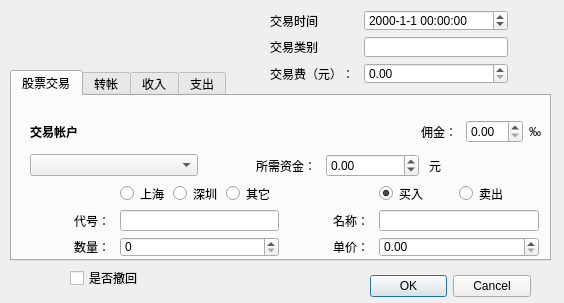
Imrono/myFinance, file myFinanceExchangeWindow.ui: the form before one commit.
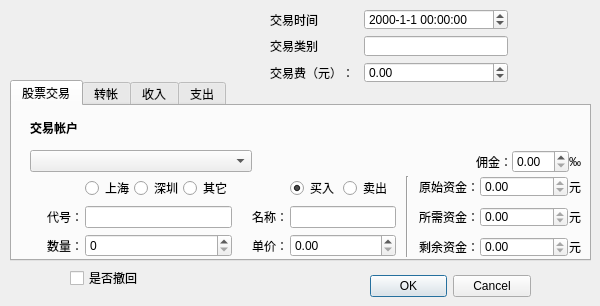
The form after the commit.

```diff
--- a/myFinanceExchangeWindow.ui
+++ b/myFinanceExchangeWindow.ui
@@ -6,8 +6,8 @@
    <rect>
     <x>0</x>
     <y>0</y>
-    <width>564</width>
-    <height>303</height>
+    <width>600</width>
+    <height>306</height>
    </rect>
   </property>
   <property name="windowTitle">
@@ -36,7 +36,7 @@
    <property name="geometry">
     <rect>
      <x>270</x>
-     <y>10</y>
+     <y>9</y>
      <width>238</width>
      <height>74</height>
     </rect>
@@ -94,6 +94,9 @@
     </item>
     <item row="2" column="1">
      <widget class="QDoubleSpinBox" name="exchangeFeeSpinBox">
+      <property name="minimum">
+       <double>-100000.000000000000000</double>
+      </property>
       <property name="maximum">
        <double>100000.000000000000000</double>
       </property>
@@ -105,9 +108,9 @@
    <property name="geometry">
     <rect>
      <x>10</x>
-     <y>70</y>
-     <width>541</width>
-     <height>191</height>
+     <y>80</y>
+     <width>581</width>
+     <height>181</height>
     </rect>
    </property>
    <property name="tabPosition">
@@ -124,14 +127,14 @@
      <property name="geometry">
       <rect>
        <x>18</x>
-       <y>20</y>
-       <width>511</width>
+       <y>6</y>
+       <width>551</width>
        <height>61</height>
       </rect>
      </property>
      <layout class="QVBoxLayout" name="vlMoneyAccount" stretch="0,0">
       <item>
-       <layout class="QHBoxLayout" name="horizontalLayout" stretch="10,1,1,0">
+       <layout class="QHBoxLayout" name="horizontalLayout" stretch="10">
         <item>
          <widget class="QLabel" name="labelAccount1">
           <property name="font">
@@ -145,101 +148,58 @@
           </property>
          </widget>
         </item>
-        <item>
-         <widget class="QLabel" name="labelFee">
-          <property name="text">
-           <string>佣金：</string>
-          </property>
-          <property name="buddy">
-           <cstring>feeRateSpinBox</cstring>
-          </property>
-         </widget>
-        </item>
-        <item>
-         <widget class="QDoubleSpinBox" name="feeRateSpinBox">
-          <property name="singleStep">
-           <double>0.100000000000000</double>
-          </property>
-         </widget>
-        </item>
-        <item>
-         <widget class="QLabel" name="labelFeeUnit">
-          <property name="text">
-           <string>‰</string>
-          </property>
-         </widget>
-        </item>
        </layout>
       </item>
       <item>
-       <layout class="QHBoxLayout" name="horizontalLayout_2" stretch="1,2">
+       <layout class="QHBoxLayout" name="horizontalLayout_2" stretch="1,1,0">
+        <property name="spacing">
+         <number>2</number>
+        </property>
         <item>
          <widget class="QComboBox" name="moneyAccount"/>
         </item>
         <item>
-         <layout class="QGridLayout" name="gridLayoutAccount" columnstretch="1,5,5,1,5">
-          <property name="horizontalSpacing">
-           <number>10</number>
+         <spacer name="horizontalSpacer">
+          <property name="orientation">
+           <enum>Qt::Horizontal</enum>
           </property>
-          <item row="0" column="4">
-           <spacer name="horizontalSpacer">
-            <property name="orientation">
-             <enum>Qt::Horizontal</enum>
-            </property>
-            <property name="sizeHint" stdset="0">
-             <size>
-              <width>40</width>
-              <height>20</height>
-             </size>
-            </property>
-           </spacer>
-          </item>
+          <property name="sizeHint" stdset="0">
+           <size>
+            <width>40</width>
+            <height>20</height>
+           </size>
+          </property>
+         </spacer>
+        </item>
+        <item>
+         <layout class="QGridLayout" name="gridLayout_3" columnstretch="1,3,1">
+          <property name="spacing">
+           <number>0</number>
+          </property>
           <item row="0" column="1">
-           <widget class="QLabel" name="labelMoney">
-            <property name="layoutDirection">
-             <enum>Qt::LeftToRight</enum>
+           <widget class="QDoubleSpinBox" name="feeRateSpinBox">
+            <property name="singleStep">
+             <double>0.100000000000000</double>
             </property>
+           </widget>
+          </item>
+          <item row="0" column="0">
+           <widget class="QLabel" name="labelFee">
             <property name="text">
-             <string>所需资金：</string>
-            </property>
-            <property name="alignment">
-             <set>Qt::AlignRight|Qt::AlignTrailing|Qt::AlignVCenter</set>
+             <string>佣金：</string>
             </property>
             <property name="buddy">
-             <cstring>moneySpinBox</cstring>
-            </property>
-           </widget>
-          </item>
-          <item row="0" column="3">
-           <widget class="QLabel" name="label">
-            <property name="text">
-             <string>元</string>
+             <cstring>feeRateSpinBox</cstring>
             </property>
            </widget>
           </item>
           <item row="0" column="2">
-           <widget class="QDoubleSpinBox" name="moneySpinBox">
-            <property name="minimum">
-             <double>-10000000.000000000000000</double>
-            </property>
-            <property name="maximum">
-             <double>10000000.000000000000000</double>
+           <widget class="QLabel" name="labelFeeUnit">
+            <property name="text">
+             <string>‰</string>
             </property>
            </widget>
           </item>
-          <item row="0" column="0">
-           <spacer name="horizontalSpacer_2">
-            <property name="orientation">
-             <enum>Qt::Horizontal</enum>
-            </property>
-            <property name="sizeHint" stdset="0">
-             <size>
-              <width>40</width>
-              <height>20</height>
-             </size>
-            </property>
-           </spacer>
-          </item>
          </layout>
         </item>
        </layout>
@@ -250,16 +210,22 @@
      <property name="geometry">
       <rect>
        <x>18</x>
-       <y>87</y>
-       <width>509</width>
-       <height>74</height>
+       <y>70</y>
+       <width>551</width>
+       <height>81</height>
       </rect>
      </property>
-     <layout class="QHBoxLayout" name="horizontalLayout_3" stretch="2">
+     <layout class="QHBoxLayout" name="horizontalLayout_3" stretch="0,0,0">
+      <property name="spacing">
+       <number>10</number>
+      </property>
       <item>
-       <layout class="QGridLayout" name="gridLayoutAsset" rowstretch="1,0,0" columnstretch="1,2,1,2">
+       <layout class="QGridLayout" name="gridLayoutAsset" rowstretch="1,1,1" columnstretch="1,2,1,2">
         <property name="horizontalSpacing">
-         <number>10</number>
+         <number>2</number>
+        </property>
+        <property name="verticalSpacing">
+         <number>6</number>
         </property>
         <item row="2" column="2">
          <widget class="QLabel" name="labelPrice">
@@ -393,6 +359,125 @@
         </item>
        </layout>
       </item>
+      <item>
+       <widget class="Line" name="line">
+        <property name="orientation">
+         <enum>Qt::Vertical</enum>
+        </property>
+       </widget>
+      </item>
+      <item>
+       <layout class="QGridLayout" name="gridLayout_6">
+        <property name="horizontalSpacing">
+         <number>1</number>
+        </property>
+        <item row="1" column="1">
+         <widget class="QDoubleSpinBox" name="moneySpinBox">
+          <property name="readOnly">
+           <bool>true</bool>
+          </property>
+          <property name="minimum">
+           <double>-1000000.000000000000000</double>
+          </property>
+          <property name="maximum">
+           <double>1000000.000000000000000</double>
+          </property>
+         </widget>
+        </item>
+        <item row="2" column="1">
+         <widget class="QDoubleSpinBox" name="moneySpinBoxRemain">
+          <property name="readOnly">
+           <bool>true</bool>
+          </property>
+          <property name="minimum">
+           <double>-1000000.000000000000000</double>
+          </property>
+          <property name="maximum">
+           <double>1000000.000000000000000</double>
+          </property>
+         </widget>
+        </item>
+        <item row="2" column="0">
+         <widget class="QLabel" name="labelMoneyRemain">
+          <property name="layoutDirection">
+           <enum>Qt::LeftToRight</enum>
+          </property>
+          <property name="text">
+           <string>剩余资金：</string>
+          </property>
+          <property name="alignment">
+           <set>Qt::AlignRight|Qt::AlignTrailing|Qt::AlignVCenter</set>
+          </property>
+          <property name="buddy">
+           <cstring>moneySpinBoxRemain</cstring>
+          </property>
+         </widget>
+        </item>
+        <item row="1" column="2">
+         <widget class="QLabel" name="label">
+          <property name="text">
+           <string>元</string>
+          </property>
+         </widget>
+        </item>
+        <item row="2" column="2">
+         <widget class="QLabel" name="label_9">
+          <property name="text">
+           <string>元</string>
+          </property>
+         </widget>
+        </item>
+        <item row="1" column="0">
+         <widget class="QLabel" name="labelMoney">
+          <property name="layoutDirection">
+           <enum>Qt::LeftToRight</enum>
+          </property>
+          <property name="text">
+           <string>所需资金：</string>
+          </property>
+          <property name="alignment">
+           <set>Qt::AlignRight|Qt::AlignTrailing|Qt::AlignVCenter</set>
+          </property>
+          <property name="buddy">
+           <cstring>moneySpinBox</cstring>
+          </property>
+         </widget>
+        </item>
+        <item row="0" column="0">
+         <widget class="QLabel" name="labelMoneyOrigin">
+          <property name="layoutDirection">
+           <enum>Qt::LeftToRight</enum>
+          </property>
+          <property name="text">
+           <string>原始资金：</string>
+          </property>
+          <property name="alignment">
+           <set>Qt::AlignRight|Qt::AlignTrailing|Qt::AlignVCenter</set>
+          </property>
+         </widget>
+        </item>
+        <item row="0" column="2">
+         <widget class="QLabel" name="label_10">
+          <property name="text">
+           <string>元</string>
+          </property>
+         </widget>
+        </item>
+        <item row="0" column="1">
+         <widget class="QDoubleSpinBox" name="moneySpinBoxTotal">
+          <property name="readOnly">
+           <bool>true</bool>
+          </property>
+          <property name="minimum">
+           <double>-1000000.000000000000000</double>
+          </property>
+          <property name="maximum">
+           <double>1000000.000000000000000</double>
+          </property>
+         </widget>
+        </item>
+       </layout>
+      </item>
      </layout>
     </widget>
    </widget>
```
Left out of the diff: 20 changed lines with no effect on the pictures.
